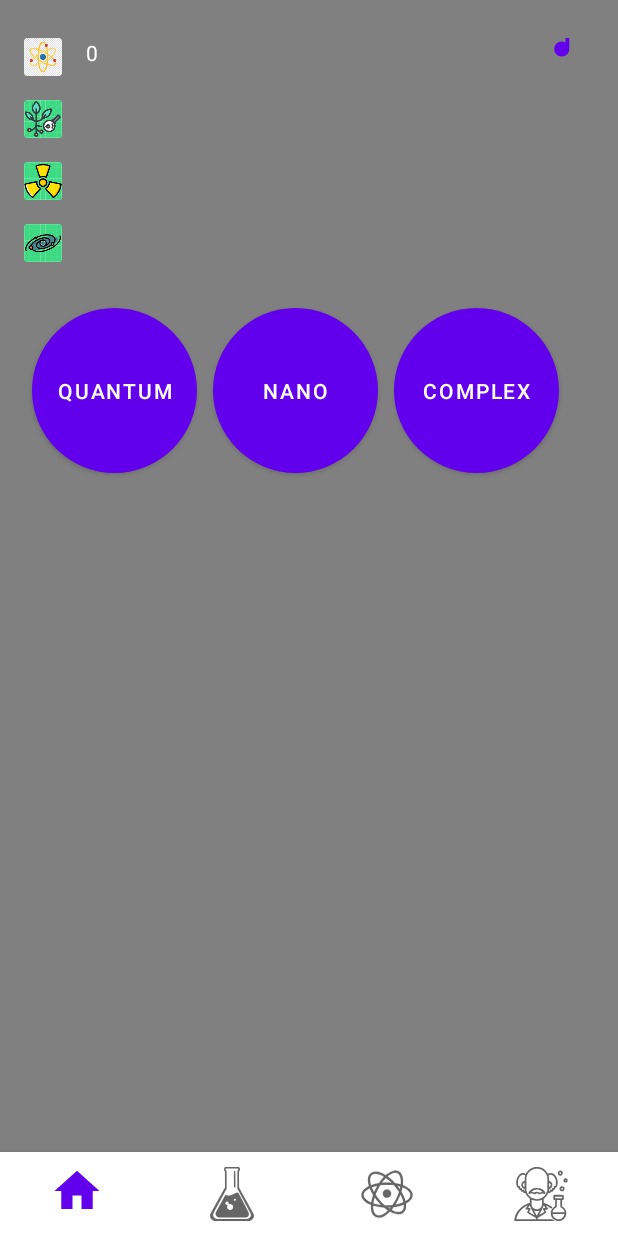
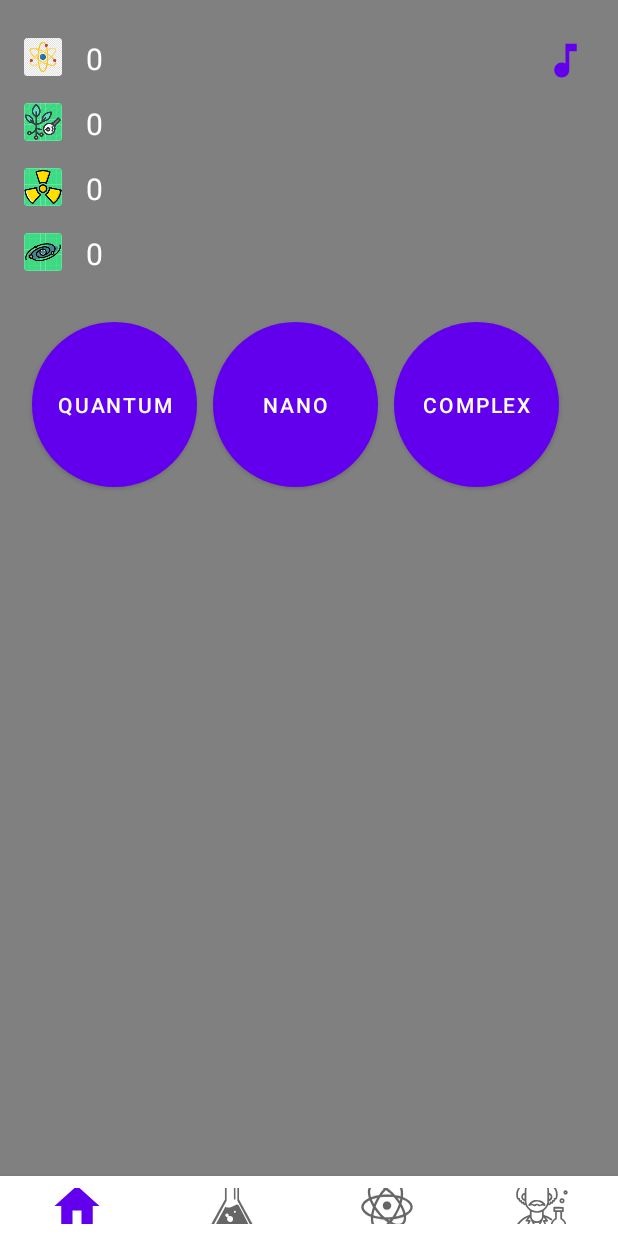
Before and after one commit to JovanPapi/Idle-Evolution-Universe, an Android app: the screen it shows after launch (MainActivity), on a phone screen of 412 x 824 dp. Run offline under Robolectric (Android 15) with nearby library versions, the light colour scheme and no system bars; our stand-ins replace Firebase (no records; nobody signed in at launch, a user with empty details on screens opened directly), navigation-ui.

Commit message:
Refactor views for better UI; Fix energy production when upgrading specific element; Refactor Popup dialog into fragment

```diff
--- a/app/src/main/java/com/example/idleevolution_universe/MainActivity.kt
+++ b/app/src/main/java/com/example/idleevolution_universe/MainActivity.kt
@@ -4,6 +4,7 @@ import android.content.Intent
 import android.os.Bundle
 import android.os.Handler
 import android.widget.Button
+import android.widget.TextView
 import android.widget.Toast
 import androidx.appcompat.app.AppCompatActivity
 import androidx.core.content.res.ResourcesCompat
@@ -25,19 +26,24 @@ class MainActivity : AppCompatActivity() {
     private val complexRef = FirebaseDatabase.getInstance().reference.child("complex")
     private val energyProductionRef =
         FirebaseDatabase.getInstance().reference.child("energyProduction")
+    private val userTotalEnergyRef =
+        FirebaseDatabase.getInstance().reference.child("userTotalEnergy")
     private var btnMusicChange: Button? = null
     private var musicOnOff: Boolean = true
-    private var backgroundMusicService: Intent? = null
-    private var energyIncreaseService: Intent? = null
+    private var backgroundMusicService = Intent()
+    private var energyIncreaseService = Intent()
 
-    private var handler = Handler()
-
+    companion object {
+        var userCurrentEnergyProduction: Int = 0
+        var tvUserCurrentEnergy: TextView? = null
+    }
 
     override fun onCreate(savedInstanceState: Bundle?) {
         super.onCreate(savedInstanceState)
         setContentView(R.layout.activity_main)
         val navView: BottomNavigationView = findViewById(R.id.nav_view)
         btnMusicChange = findViewById(R.id.btnMusic)
+        tvUserCurrentEnergy = findViewById(R.id.tvUserTotalEnergy)
 
         createQuantumDB()
         createNanoDB()
@@ -49,9 +55,10 @@ class MainActivity : AppCompatActivity() {
         navView.setupWithNavController(navController)
 
         backgroundMusicService = Intent(applicationContext, BackgroundMusicService::class.java)
+        startService(backgroundMusicService)
         energyIncreaseService = Intent(applicationContext, EnergyIncreaseService::class.java)
         startService(energyIncreaseService)
-        startService(backgroundMusicService)
+
 
         btnMusicChange?.setOnClickListener {
             if (musicOnOff) {
@@ -71,6 +78,8 @@ class MainActivity : AppCompatActivity() {
             override fun onDataChange(snapshot: DataSnapshot) {
                 if (!snapshot.exists()) {
                     energyProductionRef.setValue(0)
+                } else {
+                    userCurrentEnergyProduction = Integer.parseInt(snapshot.value.toString())
                 }
             }
 
@@ -81,12 +90,27 @@ class MainActivity : AppCompatActivity() {
                     Toast.LENGTH_SHORT
                 ).show()
             }
+        })
+        userTotalEnergyRef.addValueEventListener(object : ValueEventListener {
+            override fun onDataChange(snapshot: DataSnapshot) {
+                if (!snapshot.exists()) {
+                    userTotalEnergyRef.setValue(15)
+                } else {
+                    tvUserCurrentEnergy?.text = snapshot.value.toString()
+                }
+            }
 
+            override fun onCancelled(error: DatabaseError) {
+                Toast.makeText(
+                    applicationContext,
+                    "Sorry, something went wrong when saving the initial data",
+                    Toast.LENGTH_SHORT
+                ).show()
+            }
         })
     }
 
     private fun createQuantumDB() {
-
         val quantumElements: List<SectionElement> = SectionElements.sectionElements[0]
         quantumRef.addValueEventListener(object : ValueEventListener {
             override fun onDataChange(snapshot: DataSnapshot) {
@@ -148,6 +172,8 @@ class MainActivity : AppCompatActivity() {
 
     override fun onPause() {
         super.onPause()
+        val totalEnergyProduced = Integer.parseInt(tvUserCurrentEnergy?.text.toString())
+        userTotalEnergyRef.setValue(totalEnergyProduced)
         stopService(backgroundMusicService)
         stopService(energyIncreaseService)
     }
@@ -155,9 +181,16 @@ class MainActivity : AppCompatActivity() {
     override fun onResume() {
         super.onResume()
         if (musicOnOff) {
-            println("meh")
             startService(backgroundMusicService)
         }
         startService(energyIncreaseService)
     }
+
+    override fun onDestroy() {
+        super.onDestroy()
+        val totalEnergyProduced = Integer.parseInt(tvUserCurrentEnergy?.text.toString())
+        userTotalEnergyRef.setValue(totalEnergyProduced)
+        stopService(backgroundMusicService)
+        stopService(energyIncreaseService)
+    }
 }
--- a/app/src/main/java/com/example/idleevolution_universe/entity_model/Section.kt
+++ b/app/src/main/java/com/example/idleevolution_universe/entity_model/Section.kt
@@ -53,7 +53,7 @@ fun createQuantumElements(): List<SectionElement> {
                     " The original string theory, called the theory of boson strings, was established in 1970",
             R.drawable.element_string,
             "quantum",
-            0,
+            15,
             4,
             4
 
--- a/app/src/main/res/layout/activity_main.xml
+++ b/app/src/main/res/layout/activity_main.xml
@@ -28,7 +28,7 @@
     <com.google.android.material.bottomnavigation.BottomNavigationView
         android:id="@+id/nav_view"
         android:layout_width="0dp"
-        android:layout_height="wrap_content"
+        android:layout_height="40dp"
         android:layout_marginStart="0dp"
         android:layout_marginEnd="0dp"
         android:background="?android:attr/windowBackground"
@@ -43,11 +43,9 @@
         android:layout_width="30dp"
         android:layout_height="30dp"
         android:background="@drawable/ic_music_on"
-        app:layout_constraintBottom_toTopOf="@+id/atomicEnergyLayout"
         app:layout_constraintEnd_toEndOf="parent"
         app:layout_constraintTop_toTopOf="parent"
-        android:layout_marginTop="20dp"
-        android:layout_marginRight="20dp"/>
+        android:layout_marginEnd="20dp"/>
 
     <LinearLayout
         android:id="@+id/atomicEnergyLayout"
@@ -67,9 +65,11 @@
             app:srcCompat="@mipmap/ic_launcher" />
 
         <TextView
+            android:id="@+id/tvUserTotalEnergy"
             android:layout_width="wrap_content"
             android:layout_height="wrap_content"
             android:layout_marginStart="16sp"
+            android:textSize="20sp"
             android:text="0"
             android:textColor="@color/white" />
     </LinearLayout>
@@ -96,7 +96,8 @@
             android:layout_width="wrap_content"
             android:layout_height="wrap_content"
             android:layout_marginStart="16sp"
-            android:text=""
+            android:textSize="20sp"
+            android:text="0"
             android:textColor="@color/white" />
 
     </LinearLayout>
@@ -124,7 +125,8 @@
             android:layout_width="wrap_content"
             android:layout_height="wrap_content"
             android:layout_marginStart="16sp"
-            android:text=""
+            android:textSize="20sp"
+            android:text="0"
             android:textColor="@color/white" />
 
     </LinearLayout>
@@ -151,7 +153,8 @@
             android:layout_width="wrap_content"
             android:layout_height="wrap_content"
             android:layout_marginStart="16sp"
-            android:text=""
+            android:textSize="20sp"
+            android:text="0"
             android:textColor="@color/white" />
     </LinearLayout>
 
--- a/app/src/main/res/layout/fragment_show_section_elements.xml
+++ b/app/src/main/res/layout/fragment_show_section_elements.xml
@@ -23,7 +23,7 @@
     <androidx.recyclerview.widget.RecyclerView
         android:id="@+id/sectionElementsRecyclerView"
         android:layout_width="match_parent"
-        android:layout_height="520dp"
+        android:layout_height="570dp"
         android:scrollbars="vertical"
         app:layoutManager="androidx.recyclerview.widget.GridLayoutManager"
         app:layout_constraintBottom_toBottomOf="parent"
--- a/app/src/main/res/navigation/mobile_navigation.xml
+++ b/app/src/main/res/navigation/mobile_navigation.xml
@@ -38,6 +38,18 @@
         <action
             android:id="@+id/action_showSectionElementsFragment_to_navigation_home"
             app:destination="@id/navigation_home" />
+        <action
+            android:id="@+id/action_showSectionElementsFragment_to_elementPopUpActivity"
+            app:destination="@id/elementPopUpActivity" />
+    </fragment>
+    <fragment
+        android:id="@+id/elementPopUpActivity"
+        android:name="com.example.idleevolution_universe.ui.ElementPopupFragment"
+        android:label="activity_element_pop_up"
+        tools:layout="@layout/fragment_element_popup" >
+        <action
+            android:id="@+id/action_elementPopUpActivity_to_showSectionElementsFragment"
+            app:destination="@id/showSectionElementsFragment" />
     </fragment>
 
 </navigation>
```
Also changed, not shown: app/src/main/AndroidManifest.xml (+4 -4 lines), app/src/main/java/com/example/idleevolution_universe/service/EnergyIncreaseService.kt (+11 -1 lines), app/src/main/java/com/example/idleevolution_universe/ui/ElementPopUpActivity.kt (deleted, +0 -120 lines), app/src/main/java/com/example/idleevolution_universe/ui/ElementPopupFragment.kt (added, +127 -0 lines), app/src/main/java/com/example/idleevolution_universe/ui/home/ShowSectionElementsFragment.kt (+7 -7 lines), app/src/main/res/layout/fragment_element_popup.xml (renamed from app/src/main/res/layout/activity_element_pop_up.xml, +14 -13 lines).
